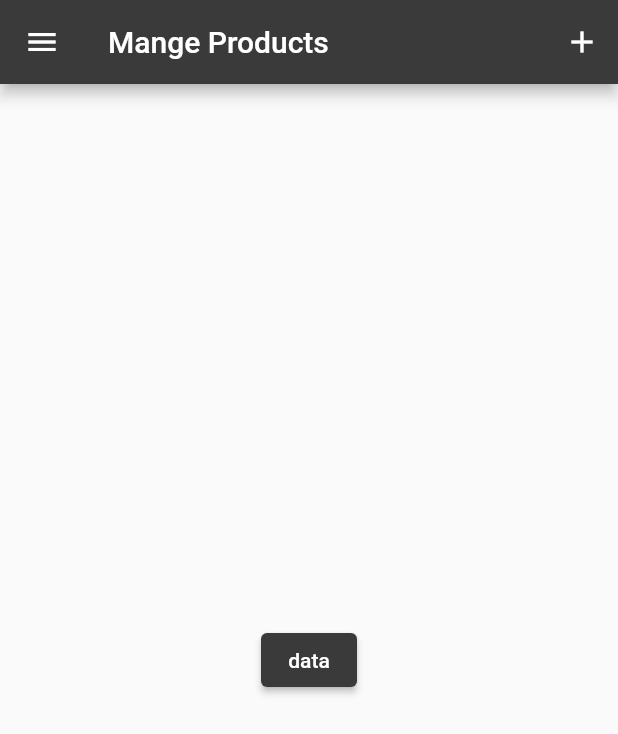
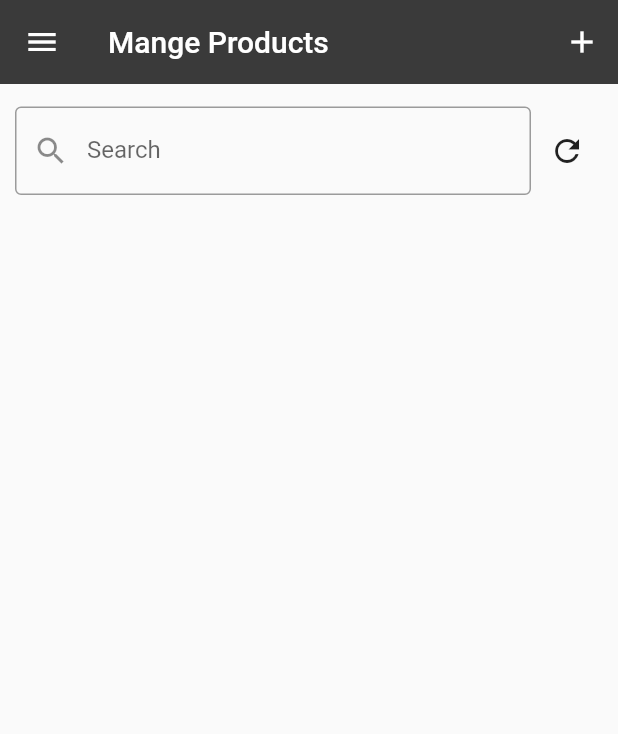
Before and after one commit to huzaifa7890/pos-app, a Flutter app: the ProductScreen screen opened by its route, on a phone screen of 412 x 824 dp. Shown: the top 734 px of the screen. Run offline on Flutter 3.47's test engine with Material 2 defaults, Android fonts, the phone set to English and light mode, and no system bars; our stand-ins replace google_fonts, local_auth, shared_preferences, sqflite; missing offline and left inert: flutter_barcode_scanner; accounts and stored records are empty.

Commit message:
storing in db and searching functionalty

```diff
--- a/lib/main.dart
+++ b/lib/main.dart
@@ -5,6 +5,7 @@ import 'package:pixelone/screens/add_new_orders.dart';
 import 'package:pixelone/screens/add_new_products.dart';
 import 'package:pixelone/screens/homepage.dart';
 import 'package:pixelone/screens/order_screen.dart';
+import 'package:pixelone/screens/product_detail_screen.dart';
 import 'package:pixelone/screens/products_screen.dart';
 import 'package:pixelone/screens/splash_screen.dart';
 import 'package:pixelone/utils/constants.dart';
@@ -56,6 +57,7 @@ class MyApp extends StatelessWidget {
                           : const AuthScreen(),
                 ),
           routes: {
+            ProductDetailScreen.routeName: (ctx) => const ProductDetailScreen(),
             OrderScreen.routeName: (ctx) => const OrderScreen(),
             AddNewOders.routeName: (ctx) => const AddNewOders(),
             ProductScreen.routeName: (ctx) => const ProductScreen(),
--- a/lib/model/HttpException.dart
+++ b/lib/model/HttpException.dart
@@ -8,6 +8,5 @@ class HttpException implements Exception {
   @override
   String toString() {
     return message;
-    // return super.toString(); // Instance of HttpException
   }
 }
--- a/lib/model/product_model.dart
+++ b/lib/model/product_model.dart
@@ -1,23 +1,23 @@
 class Product {
-  final String id;
+  final int id;
   final String name;
-  final String description;
+  final description;
   final double price;
   final double saleprice;
-  final double sku;
-  final double weight;
-  final double costprice;
-  final String barcode;
+  final int sku;
+  final int weight;
+  final costprice;
+  final barcode;
 
   Product({
     required this.id,
     required this.name,
-    required this.description,
+    this.description,
     required this.price,
     required this.saleprice,
     required this.sku,
     required this.weight,
-    required this.costprice,
-    required this.barcode,
+    this.costprice,
+    this.barcode,
   });
 }
--- a/lib/providers/auth.dart
+++ b/lib/providers/auth.dart
@@ -1,5 +1,3 @@
-// ignore_for_file: library_prefixes, prefer_typing_uninitialized_variables
-
 import 'dart:convert';
 
 import 'package:flutter/material.dart';
@@ -10,7 +8,7 @@ import 'package:shared_preferences/shared_preferences.dart';
 import '../model/HttpException.dart';
 
 class Auth with ChangeNotifier {
-  var _token;
+  String? _token;
 
   bool get isAuth {
     return token != null;
--- a/lib/screens/add_new_products.dart
+++ b/lib/screens/add_new_products.dart
@@ -56,10 +56,10 @@ class _AddNewProductsState extends State<AddNewProducts> {
       _discriptionController.text,
       _priceController.text as double,
       _salesPriceController.text as double,
-      _skuController.text as double,
-      _weightController.text as double,
+      _skuController.text as int,
+      _weightController.text as int,
       _costPriceController.text as double,
-      _barcodeController.text,
+      _barcodeController.text as int,
     );
   }
 
--- a/lib/screens/products_screen.dart
+++ b/lib/screens/products_screen.dart
@@ -3,15 +3,31 @@ import 'package:pixelone/providers/products.dart';
 import 'package:pixelone/screens/add_new_products.dart';
 import 'package:provider/provider.dart';
 import '../widgets/app_drawer.dart';
+import 'product_detail_screen.dart';
 
-class ProductScreen extends StatelessWidget {
+class ProductScreen extends StatefulWidget {
   static const routeName = '/product';
   const ProductScreen({super.key});
 
   @override
+  State<ProductScreen> createState() => _ProductScreenState();
+}
+
+class _ProductScreenState extends State<ProductScreen> {
+  String searchText = '';
+  @override
+  void initState() {
+    Provider.of<Products>(context, listen: false).fetchingProductFromDB();
+    super.initState();
+  }
+
+  @override
   Widget build(BuildContext context) {
+    final productProvider = Provider.of<Products>(context);
+
     return Scaffold(
       appBar: AppBar(
+        elevation: 0,
         title: const Text('Mange Products'),
         actions: [
           IconButton(
@@ -23,12 +39,60 @@ class ProductScreen extends StatelessWidget {
         ],
       ),
       drawer: const AppDrawer(),
-      body: Center(
-        child: ElevatedButton(
-          child: const Text('data'),
-          onPressed: () {
-            Provider.of<Products>(context, listen: false).fetchandsetproduct();
-          },
+      body: Container(
+        padding: const EdgeInsets.only(top: 15, left: 10, right: 10),
+        child: Column(
+          children: [
+            Row(
+              children: [
+                Expanded(
+                  child: TextField(
+                    keyboardType: TextInputType.name,
+                    decoration: const InputDecoration(
+                      border: OutlineInputBorder(),
+                      labelText: 'Search',
+                      prefixIcon: Icon(Icons.search),
+                    ),
+                    onChanged: (value) {
+                      productProvider.setSearchText(value);
+                    },
+                  ),
+                ),
+                IconButton(
+                  icon: const Icon(Icons.refresh),
+                  onPressed: () {
+                    productProvider.fetchingProductFromDB();
+                  },
+                ),
+              ],
+            ),
+            Expanded(
+              child: Consumer<Products>(
+                builder: (context, productProvider, _) {
+                  final filteredList = productProvider.getFilteredProducts();
+
+                  return ListView.builder(
+                    itemCount: filteredList.length,
+                    itemBuilder: (context, index) {
+                      final product = filteredList[index];
+
+                      return GestureDetector(
+                          onTap: () {
+                            Navigator.of(context).pushNamed(
+                              ProductDetailScreen.routeName,
+                              arguments: product.id,
+                            );
+                          },
+                          child: ListTile(
+                            title: Text(product.name),
+                            subtitle: Text('Sale Price: ${product.saleprice}'),
+                          ));
+                    },
+                  );
+                },
+              ),
+            ),
+          ],
         ),
       ),
     );
--- a/pubspec.yaml
+++ b/pubspec.yaml
@@ -71,10 +71,8 @@ flutter:
   uses-material-design: true
 
   # To add assets to your application, add an assets section, like this:
-  # assets:
-  #   - images/a_dot_burr.jpeg
-  #   - images/a_dot_ham.jpeg
-
+  assets:
+    - assets/images/
   # An image asset can refer to one or more resolution-specific "variants", see
   # https://flutter.dev/assets-and-images/#resolution-aware
 
```
Also changed, not shown: lib/db_helper/product_db.dart (+9 -4 lines), lib/providers/products.dart (+70 -12 lines), lib/providers/user.dart (added, +17 -0 lines), lib/screens/homepage.dart (+36 -2 lines), lib/screens/order_screen.dart (+12 -1 lines), lib/screens/product_detail_screen.dart (added, +19 -0 lines), assets/images/products.png (added), assets/images/purchase.png (added), assets/images/sales.png (added).
